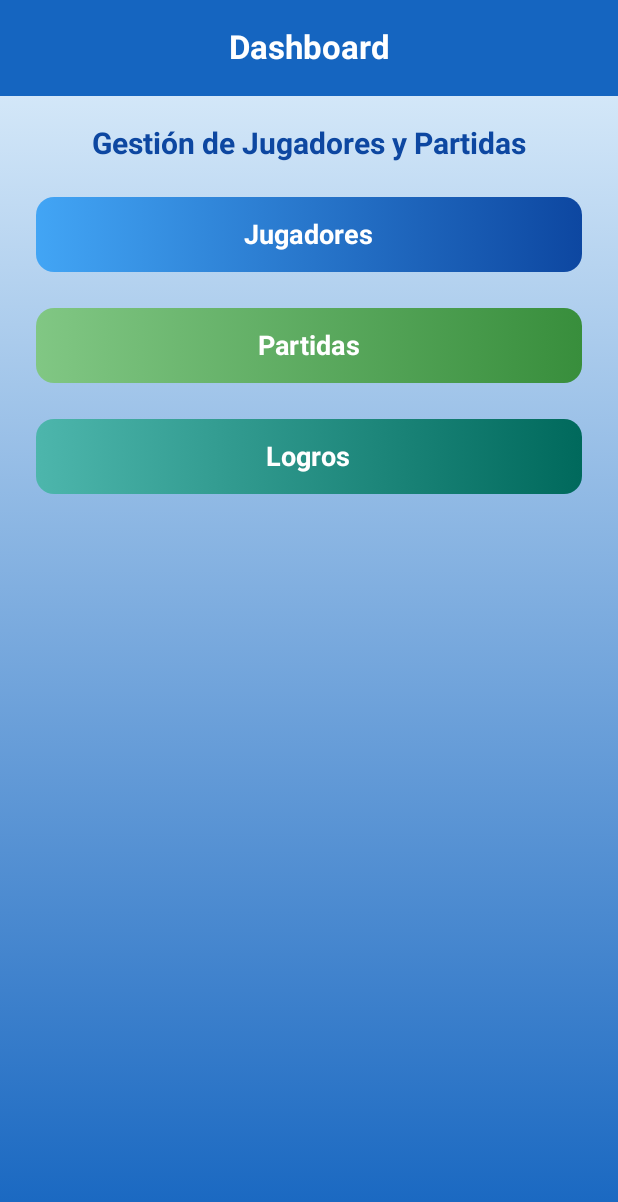
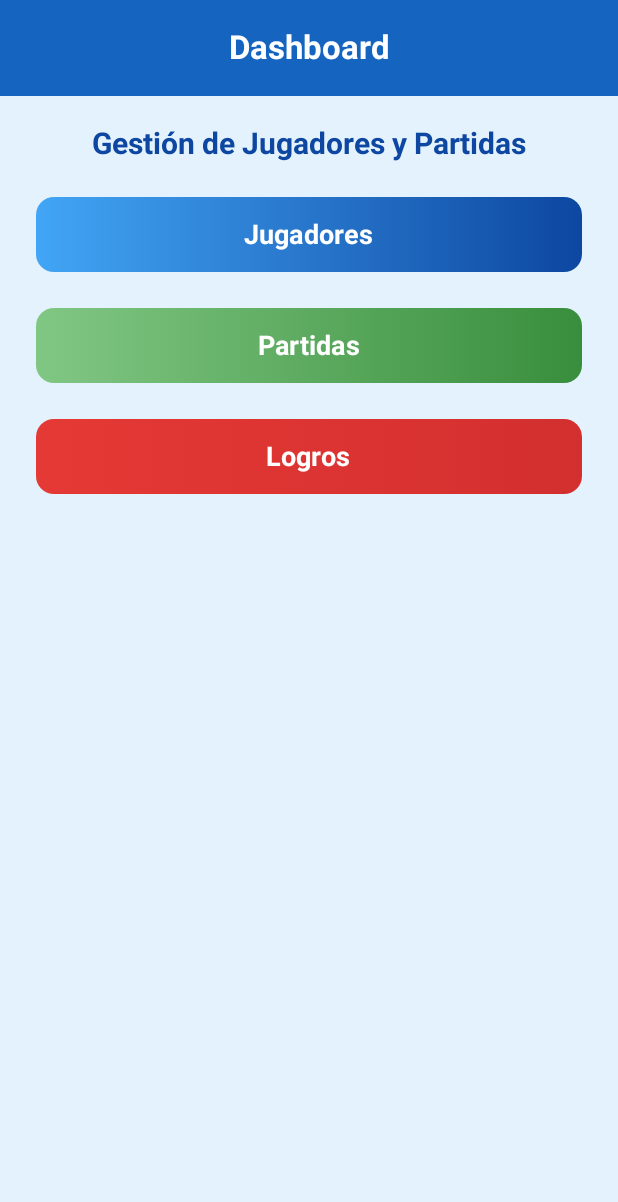
Before and after one commit to leodanny0216/RegistroJugadores, an Android app built with Jetpack Compose: the screen it shows after launch (MainActivity), on a phone screen of 412 x 824 dp. Shown: the top 1202 px of the screen. Run offline under Robolectric (Android 15) with nearby library versions, the phone set to English and light mode, and no system bars; our stand-ins replace Dagger/Hilt's generated code, Room's generated code.

Commit message:
puse que lo color de matirial3

```diff
--- a/app/src/main/java/com/example/registrojugadores/presentation/home/DashboardScreen.kt
+++ b/app/src/main/java/com/example/registrojugadores/presentation/home/DashboardScreen.kt
@@ -1,20 +1,10 @@
 package com.example.registrojugadores.presentation.home
 
 import androidx.compose.foundation.background
-import androidx.compose.foundation.layout.Arrangement
-import androidx.compose.foundation.layout.Column
-import androidx.compose.foundation.layout.fillMaxSize
-import androidx.compose.foundation.layout.fillMaxWidth
-import androidx.compose.foundation.layout.height
-import androidx.compose.foundation.layout.padding
+import androidx.compose.foundation.layout.*
 import androidx.compose.foundation.shape.RoundedCornerShape
-import androidx.compose.material3.Button
-import androidx.compose.material3.ButtonDefaults
-import androidx.compose.material3.CenterAlignedTopAppBar
-import androidx.compose.material3.ExperimentalMaterial3Api
-import androidx.compose.material3.Scaffold
-import androidx.compose.material3.Text
-import androidx.compose.material3.TopAppBarDefaults
+import androidx.compose.material3.*
+import androidx.compose.material3.TopAppBarDefaults.centerAlignedTopAppBarColors
 import androidx.compose.runtime.Composable
 import androidx.compose.ui.Alignment
 import androidx.compose.ui.Modifier
@@ -43,23 +33,16 @@ fun DashboardScreen(navController: NavController) {
                         )
                     )
                 },
-                colors = TopAppBarDefaults.centerAlignedTopAppBarColors(
+                colors = centerAlignedTopAppBarColors(
                     containerColor = Color(0xFF1565C0)
                 )
             )
-        }
+        },
+        containerColor = Color(0xFFE3F2FD)
     ) { innerPadding ->
         Column(
             modifier = Modifier
                 .fillMaxSize()
-                .background(
-                    brush = Brush.verticalGradient(
-                        colors = listOf(
-                            Color(0xFFE3F2FD),
-                            Color(0xFF1565C0)
-                        )
-                    )
-                )
                 .padding(innerPadding)
                 .padding(horizontal = 24.dp, vertical = 20.dp),
             verticalArrangement = Arrangement.spacedBy(24.dp),
@@ -76,20 +59,18 @@ fun DashboardScreen(navController: NavController) {
                 modifier = Modifier.fillMaxWidth()
             )
 
-            Button(
-                onClick = { navController.navigate("jugadorList") },
+            Box(
                 modifier = Modifier
                     .fillMaxWidth()
                     .height(50.dp)
                     .background(
-                        brush = Brush.horizontalGradient(
-                            listOf(
-                                Color(0xFF42A5F5),
-                                Color(0xFF0D47A1)
+                        brush = Brush.horizontalGradient(listOf(Color(0xFF42A5F5), Color(0xFF0D47A1))),
+                        shape = RoundedCornerShape(12.dp)
                     )
-                        ),
-                        shape = RoundedCornerShape(12.dp)
-                    ),
+            ) {
+                Button(
+                    onClick = { navController.navigate("jugadorList") },
+                    modifier = Modifier.fillMaxSize(),
                     shape = RoundedCornerShape(12.dp),
                     colors = ButtonDefaults.buttonColors(
                         containerColor = Color.Transparent,
@@ -102,21 +83,20 @@ fun DashboardScreen(navController: NavController) {
                         fontWeight = FontWeight.Bold
                     )
                 }
+            }
 
-            Button(
-                onClick = { navController.navigate("partidaList") },
+            Box(
                 modifier = Modifier
                     .fillMaxWidth()
                     .height(50.dp)
                     .background(
-                        brush = Brush.horizontalGradient(
-                            listOf(
-                                Color(0xFF81C784),
-                                Color(0xFF388E3C)
+                        brush = Brush.horizontalGradient(listOf(Color(0xFF81C784), Color(0xFF388E3C))),
+                        shape = RoundedCornerShape(12.dp)
                     )
-                        ),
-                        shape = RoundedCornerShape(12.dp)
-                    ),
+            ) {
+                Button(
+                    onClick = { navController.navigate("partidaList") },
+                    modifier = Modifier.fillMaxSize(),
                     shape = RoundedCornerShape(12.dp),
                     colors = ButtonDefaults.buttonColors(
                         containerColor = Color.Transparent,
@@ -129,21 +109,22 @@ fun DashboardScreen(navController: NavController) {
                         fontWeight = FontWeight.Bold
                     )
                 }
+            }
 
-            Button(
-                onClick = { navController.navigate("logroList") },
+            Box(
                 modifier = Modifier
                     .fillMaxWidth()
                     .height(50.dp)
                     .background(
                         brush = Brush.horizontalGradient(
-                            listOf(
-                                Color(0xFF4DB6AC),
-                                Color(0xFF00695C)
-                            )
+                            listOf(Color(0xFFE53935), Color(0xFFD32F2F)) // Degradado rojo
                         ),
                         shape = RoundedCornerShape(12.dp)
-                    ),
+                    )
+            ) {
+                Button(
+                    onClick = { navController.navigate("logroList") },
+                    modifier = Modifier.fillMaxSize(),
                     shape = RoundedCornerShape(12.dp),
                     colors = ButtonDefaults.buttonColors(
                         containerColor = Color.Transparent,
@@ -156,6 +137,7 @@ fun DashboardScreen(navController: NavController) {
                         fontWeight = FontWeight.Bold
                     )
                 }
+            }
 
         }
     }
```
Lines whose indentation alone changed are shown as unchanged.
